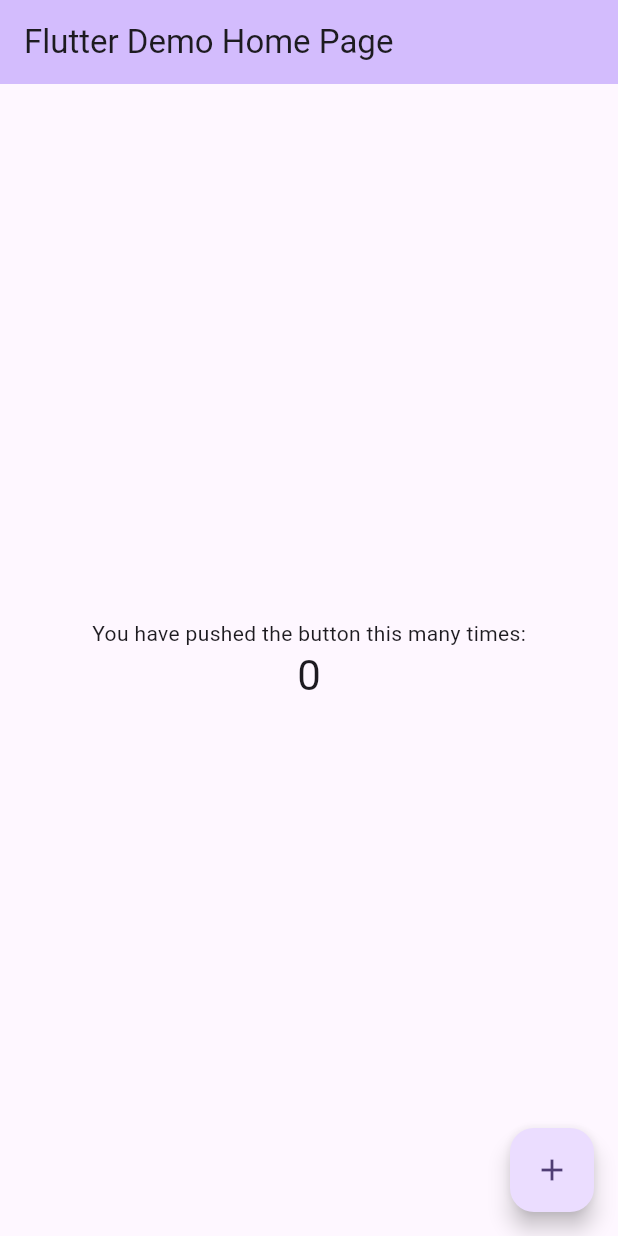
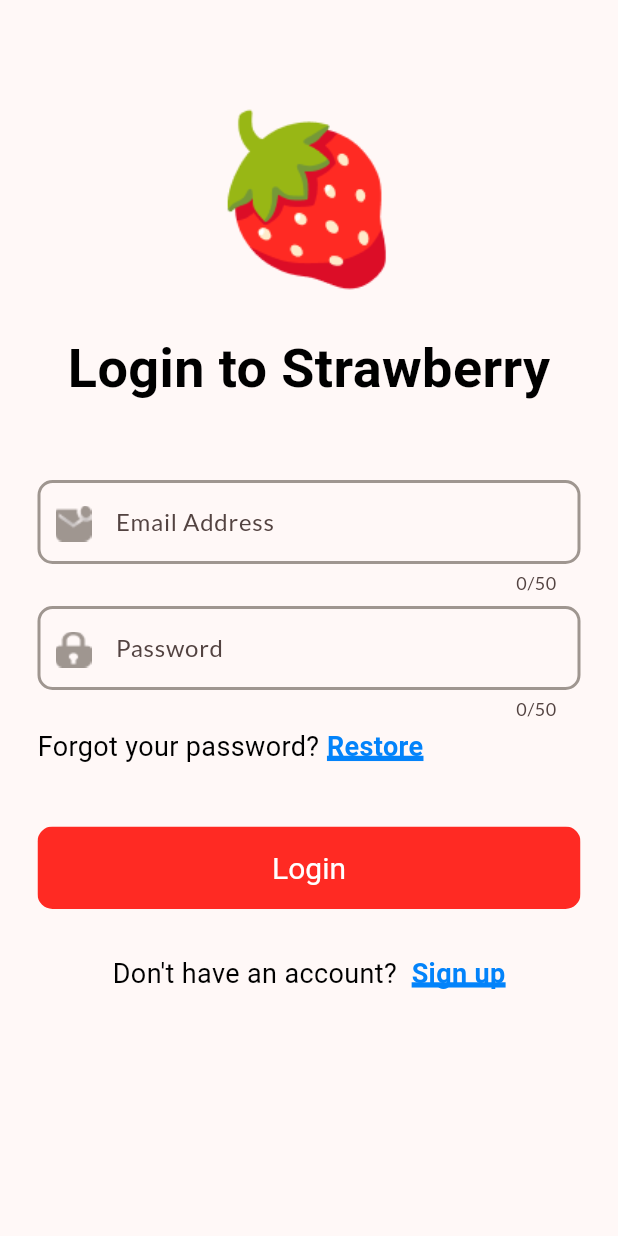
Before and after one commit to Beck0797/StrawberryMarket, a Flutter app: the screen it shows after launch, on a phone screen of 412 x 824 dp. Run offline on Flutter 3.47's test engine with Material 2 defaults, Android fonts, the phone set to English and light mode, and no system bars; our stand-ins replace google_fonts; Roboto replaces fonts that are missing (Mukta).

Commit message:
created login screen ui

```diff
--- a/lib/main.dart
+++ b/lib/main.dart
@@ -1,4 +1,15 @@
 import 'package:flutter/material.dart';
+import 'package:google_fonts/google_fonts.dart';
+import 'package:strawberry_market/screens/login_screen.dart';
+
+final theme = ThemeData(
+  useMaterial3: true,
+  colorScheme: ColorScheme.fromSeed(
+    brightness: Brightness.light,
+    seedColor: const Color.fromARGB(255, 255, 42, 35),
+  ),
+  textTheme: GoogleFonts.latoTextTheme(),
+);
 
 void main() {
   runApp(const MyApp());
@@ -11,115 +22,10 @@ class MyApp extends StatelessWidget {
   @override
   Widget build(BuildContext context) {
     return MaterialApp(
-      title: 'Flutter Demo',
-      theme: ThemeData(
-        // This is the theme of your application.
-        //
-        // TRY THIS: Try running your application with "flutter run". You'll see
-        // the application has a blue toolbar. Then, without quitting the app,
-        // try changing the seedColor in the colorScheme below to Colors.green
-        // and then invoke "hot reload" (save your changes or press the "hot
-        // reload" button in a Flutter-supported IDE, or press "r" if you used
-        // the command line to start the app).
-        //
-        // Notice that the counter didn't reset back to zero; the application
-        // state is not lost during the reload. To reset the state, use hot
-        // restart instead.
-        //
-        // This works for code too, not just values: Most code changes can be
-        // tested with just a hot reload.
-        colorScheme: ColorScheme.fromSeed(seedColor: Colors.deepPurple),
-        useMaterial3: true,
+      theme: theme,
+      home: Scaffold(
+        body: LoginScreen(),
       ),
-      home: const MyHomePage(title: 'Flutter Demo Home Page'),
     );
   }
 }
-
-class MyHomePage extends StatefulWidget {
-  const MyHomePage({super.key, required this.title});
-
-  // This widget is the home page of your application. It is stateful, meaning
-  // that it has a State object (defined below) that contains fields that affect
-  // how it looks.
-
-  // This class is the configuration for the state. It holds the values (in this
-  // case the title) provided by the parent (in this case the App widget) and
-  // used by the build method of the State. Fields in a Widget subclass are
-  // always marked "final".
-
-  final String title;
-
-  @override
-  State<MyHomePage> createState() => _MyHomePageState();
-}
-
-class _MyHomePageState extends State<MyHomePage> {
-  int _counter = 0;
-
-  void _incrementCounter() {
-    setState(() {
-      // This call to setState tells the Flutter framework that something has
-      // changed in this State, which causes it to rerun the build method below
-      // so that the display can reflect the updated values. If we changed
-      // _counter without calling setState(), then the build method would not be
-      // called again, and so nothing would appear to happen.
-      _counter++;
-    });
-  }
-
-  @override
-  Widget build(BuildContext context) {
-    // This method is rerun every time setState is called, for instance as done
-    // by the _incrementCounter method above.
-    //
-    // The Flutter framework has been optimized to make rerunning build methods
-    // fast, so that you can just rebuild anything that needs updating rather
-    // than having to individually change instances of widgets.
-    return Scaffold(
-      appBar: AppBar(
-        // TRY THIS: Try changing the color here to a specific color (to
-        // Colors.amber, perhaps?) and trigger a hot reload to see the AppBar
-        // change color while the other colors stay the same.
-        backgroundColor: Theme.of(context).colorScheme.inversePrimary,
-        // Here we take the value from the MyHomePage object that was created by
-        // the App.build method, and use it to set our appbar title.
-        title: Text(widget.title),
-      ),
-      body: Center(
-        // Center is a layout widget. It takes a single child and positions it
-        // in the middle of the parent.
-        child: Column(
-          // Column is also a layout widget. It takes a list of children and
-          // arranges them vertically. By default, it sizes itself to fit its
-          // children horizontally, and tries to be as tall as its parent.
-          //
-          // Column has various properties to control how it sizes itself and
-          // how it positions its children. Here we use mainAxisAlignment to
-          // center the children vertically; the main axis here is the vertical
-          // axis because Columns are vertical (the cross axis would be
-          // horizontal).
-          //
-          // TRY THIS: Invoke "debug painting" (choose the "Toggle Debug Paint"
-          // action in the IDE, or press "p" in the console), to see the
-          // wireframe for each widget.
-          mainAxisAlignment: MainAxisAlignment.center,
-          children: <Widget>[
-            const Text(
-              'You have pushed the button this many times:',
-            ),
-            Text(
-              '$_counter',
-              style: Theme.of(context).textTheme.headlineMedium,
-            ),
-          ],
-        ),
-      ),
-      floatingActionButton: FloatingActionButton(
-        onPressed: _incrementCounter,
-        tooltip: 'Increment',
-        child: const Icon(Icons.add),
-      ), // This trailing comma makes auto-formatting nicer for build methods.
-    );
-  }
-}
--- /dev/null
+++ b/lib/screens/login_screen.dart
@@ -0,0 +1,228 @@
+import 'package:flutter/material.dart';
+import 'package:google_fonts/google_fonts.dart';
+
+class LoginScreen extends StatelessWidget {
+  LoginScreen({super.key});
+
+  final _formKey = GlobalKey<FormState>();
+
+  @override
+  Widget build(BuildContext context) {
+    return Padding(
+      padding: const EdgeInsets.fromLTRB(25, 0, 25, 0),
+      child: Column(
+          mainAxisSize: MainAxisSize.min,
+          crossAxisAlignment: CrossAxisAlignment.center,
+          children: [
+            const SizedBox(
+              height: 70,
+            ),
+            Image.asset(
+              'assets/images/img_strawberry.png',
+              width: 130,
+              height: 130,
+            ),
+            const SizedBox(
+              height: 20,
+            ),
+            Text(
+              'Login to Strawberry',
+              style: GoogleFonts.mukta(
+                color: Colors.black,
+                fontWeight: FontWeight.bold,
+                fontSize: 36,
+              ),
+            ),
+            const SizedBox(
+              height: 49,
+            ),
+            Form(
+              key: _formKey,
+              child: Column(
+                children: [
+                  TextFormField(
+                    maxLength: 50,
+                    keyboardType: TextInputType.emailAddress,
+                    decoration: InputDecoration(
+                      label: const Text('Email Address'),
+                      prefixIcon: Padding(
+                        padding: const EdgeInsets.only(top: 2),
+                        // add padding to adjust icon
+                        child: Image.asset(
+                          'assets/images/ic_email.png',
+                          width: 25,
+                          height: 25,
+                        ),
+                      ),
+                      fillColor: Colors.white,
+                      focusedBorder: OutlineInputBorder(
+                        borderRadius: BorderRadius.circular(10.0),
+                        borderSide: const BorderSide(
+                          color: Color.fromARGB(255, 255, 42, 35),
+                        ),
+                      ),
+                      enabledBorder: OutlineInputBorder(
+                        borderRadius: BorderRadius.circular(10.0),
+                        borderSide: const BorderSide(
+                            color: Color.fromARGB(255, 159, 150, 144),
+                            width: 2.0),
+                      ),
+                    ),
+                    validator: (value) {
+                      if (value == null ||
+                          value.isEmpty ||
+                          value.trim().length <= 1 ||
+                          value.trim().length > 50) {
+                        return 'Must be between 1 and 50 characters.';
+                      }
+                      return null;
+                    },
+                    onSaved: (value) {
+                      // if (value == null) {
+                      //   return;
+                      // }
+                    },
+                  ),
+                  const SizedBox(
+                    height: 8,
+                  ),
+                  TextFormField(
+                    maxLength: 50,
+                    keyboardType: TextInputType.emailAddress,
+                    decoration: InputDecoration(
+                      label: const Text('Password'),
+                      prefixIcon: Padding(
+                        padding: const EdgeInsets.only(top: 2),
+                        // add padding to adjust icon
+                        child: Image.asset(
+                          'assets/images/ic_password.png',
+                          width: 25,
+                          height: 25,
+                        ),
+                      ),
+                      fillColor: Colors.white,
+                      focusedBorder: OutlineInputBorder(
+                        borderRadius: BorderRadius.circular(10.0),
+                        borderSide: const BorderSide(
+                          color: Color.fromARGB(255, 255, 42, 35),
+                        ),
+                      ),
+                      enabledBorder: OutlineInputBorder(
+                        borderRadius: BorderRadius.circular(10.0),
+                        borderSide: const BorderSide(
+                            color: Color.fromARGB(255, 159, 150, 144),
+                            width: 2.0),
+                      ),
+                    ),
+                    validator: (value) {
+                      if (value == null ||
+                          value.isEmpty ||
+                          value.trim().length <= 1 ||
+                          value.trim().length > 50) {
+                        return 'Must be between 1 and 50 characters.';
+                      }
+                      return null;
+                    },
+                    onSaved: (value) {
+                      // if (value == null) {
+                      //   return;
+                      // }
+                    },
+                  ),
+                  const SizedBox(
+                    height: 5,
+                  ),
+                  Row(
+                    children: [
+                      Text(
+                        'Forgot your password?',
+                        style: GoogleFonts.mukta(
+                          color: Colors.black,
+                          fontSize: 18,
+                        ),
+                      ),
+                      const SizedBox(
+                        width: 5,
+                      ),
+                      Text(
+                        'Restore',
+                        style: GoogleFonts.mukta(
+                          color: const Color.fromARGB(255, 3, 131, 250),
+                          fontWeight: FontWeight.bold,
+                          fontSize: 18,
+                          decoration: TextDecoration.underline,
+                          decorationColor:
+                              const Color.fromARGB(255, 3, 131, 250),
+                          decorationThickness: 4,
+                        ),
+                      ),
+                    ],
+                  ),
+                  const SizedBox(
+                    height: 40,
+                  ),
+                  SizedBox(
+                    width: double.infinity,
+                    // height: double.infinity,
+                    child: ClipRRect(
+                      borderRadius: BorderRadius.circular(10),
+                      child: Stack(
+                        alignment: Alignment.center,
+                        children: <Widget>[
+                          Positioned.fill(
+                            child: Container(
+                              decoration: const BoxDecoration(
+                                color: Color.fromARGB(255, 255, 42, 35),
+                              ),
+                            ),
+                          ),
+                          TextButton(
+                            style: TextButton.styleFrom(
+                              foregroundColor: Colors.white,
+                              padding: const EdgeInsets.all(16.0),
+                              textStyle: const TextStyle(fontSize: 20),
+                            ),
+                            onPressed: () {},
+                            child: const Text('Login'),
+                          ),
+                        ],
+                      ),
+                    ),
+                  ),
+                  const SizedBox(
+                    height: 30,
+                  ),
+                  Row(
+                    mainAxisAlignment: MainAxisAlignment.center,
+                    children: [
+                      Text(
+                        'Don\'t have an account? ',
+                        style: GoogleFonts.mukta(
+                          color: Colors.black,
+                          fontSize: 18,
+                        ),
+                      ),
+                      const SizedBox(
+                        width: 5,
+                      ),
+                      Text(
+                        'Sign up',
+                        style: GoogleFonts.mukta(
+                          color: const Color.fromARGB(255, 3, 131, 250),
+                          fontWeight: FontWeight.bold,
+                          fontSize: 18,
+                          decoration: TextDecoration.underline,
+                          decorationColor:
+                              const Color.fromARGB(255, 3, 131, 250),
+                          decorationThickness: 4,
+                        ),
+                      ),
+                    ],
+                  ),
+                ],
+              ),
+            )
+          ]),
+    );
+  }
+}
--- a/pubspec.yaml
+++ b/pubspec.yaml
@@ -35,6 +35,7 @@ dependencies:
   # The following adds the Cupertino Icons font to your application.
   # Use with the CupertinoIcons class for iOS style icons.
   cupertino_icons: ^1.0.2
+  google_fonts: ^6.1.0
 
 dev_dependencies:
   flutter_test:
@@ -62,7 +63,10 @@ flutter:
   # assets:
   #   - images/a_dot_burr.jpeg
   #   - images/a_dot_ham.jpeg
-
+  assets:
+    - assets/images/img_strawberry.png
+    - assets/images/ic_email.png
+    - assets/images/ic_password.png
   # An image asset can refer to one or more resolution-specific "variants", see
   # https://flutter.dev/assets-and-images/#resolution-aware
 
```
Also changed, not shown: assets/images/ic_email.png (added), assets/images/ic_password.png (added), assets/images/img_strawberry.png (added), pubspec.lock, 1 other file.
